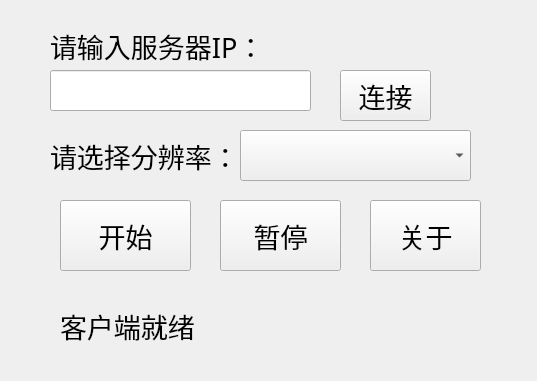
Above: qt_code/v1.5.1/fileClientv1.5.1/fileClient/tcpclientfilesend.ui from xiaoweilai/wireless before the change. Below: the same form after it.
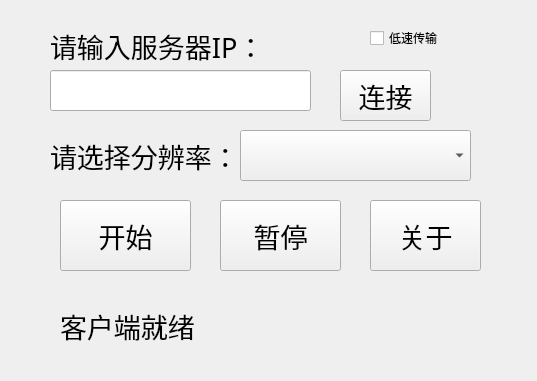
That is the form after the change.

```diff
--- a/qt_code/v1.5.1/fileClientv1.5.1/fileClient/tcpclientfilesend.ui
+++ b/qt_code/v1.5.1/fileClientv1.5.1/fileClient/tcpclientfilesend.ui
@@ -179,6 +179,19 @@
      <string>请选择分辨率：</string>
     </property>
    </widget>
+   <widget class="QCheckBox" name="checkBox_speed">
+    <property name="geometry">
+     <rect>
+      <x>370</x>
+      <y>30</y>
+      <width>71</width>
+      <height>16</height>
+     </rect>
+    </property>
+    <property name="text">
+     <string>低速传输</string>
+    </property>
+   </widget>
   </widget>
  </widget>
  <layoutdefault spacing="6" margin="11"/>
```
